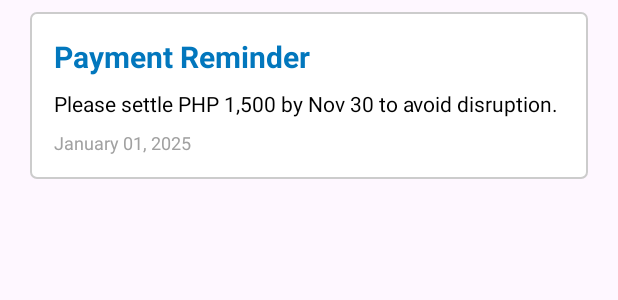
After one commit to Pintuan/onekonek, an Android app: the layout template_notification_card.xml on its own in the app's theme, with its tools: preview values and no code run, on a phone screen of 412 x 824 dp. The commit adds this screen. Shown: the top 300 px of the screen. Run offline under Robolectric (Android 15) with nearby library versions, the phone set to English and light mode, and no system bars.

Commit message:
Add Notif Templates

```diff
--- /dev/null
+++ b/app/src/main/res/layout/template_notification_card.xml
@@ -0,0 +1,53 @@
+<FrameLayout
+    xmlns:android="http://schemas.android.com/apk/res/android"
+    android:layout_width="match_parent"
+    android:layout_height="wrap_content"
+    android:layout_marginHorizontal="20dp"
+    android:layout_marginVertical="8dp"
+    android:background="@drawable/corner_solidwhite"
+    android:padding="16dp">
+
+
+
+        <LinearLayout
+            android:layout_width="match_parent"
+            android:layout_height="wrap_content"
+            android:orientation="vertical">
+
+            <LinearLayout
+                android:layout_width="match_parent"
+                android:layout_height="wrap_content"
+                android:orientation="horizontal"
+                >
+
+                <TextView
+                    android:id="@+id/notificationTitle"
+                    android:layout_width="wrap_content"
+                    android:layout_height="wrap_content"
+                    android:text="Payment Reminder"
+                    android:textColor="#0277BD"
+                    android:textSize="20sp"
+                    android:textStyle="bold" />
+
+            </LinearLayout>
+
+            <TextView
+                android:id="@+id/notificationDescription"
+                android:layout_width="match_parent"
+                android:layout_height="wrap_content"
+                android:layout_marginTop="8dp"
+                android:text="Please settle PHP 1,500 by Nov 30 to avoid disruption."
+                android:textColor="#000000"
+                android:textSize="14sp" />
+
+            <TextView
+                android:id="@+id/notificationDate"
+                android:layout_width="match_parent"
+                android:layout_height="wrap_content"
+                android:layout_marginTop="8dp"
+                android:text="January 01, 2025"
+                android:textColor="#A1A1A1"
+                android:textSize="12sp" />
+        </LinearLayout>
+
+</FrameLayout>
```
Also changed, not shown: app/src/main/res/layout/activity_main.xml (+0 -88 lines), app/src/main/res/layout/fragment_notification.xml (added, +21 -0 lines).
